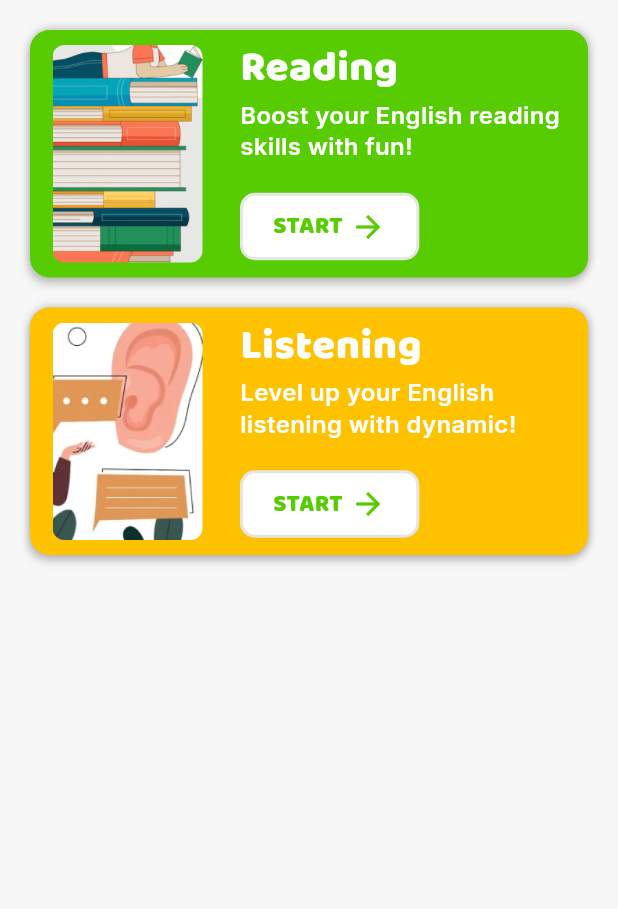
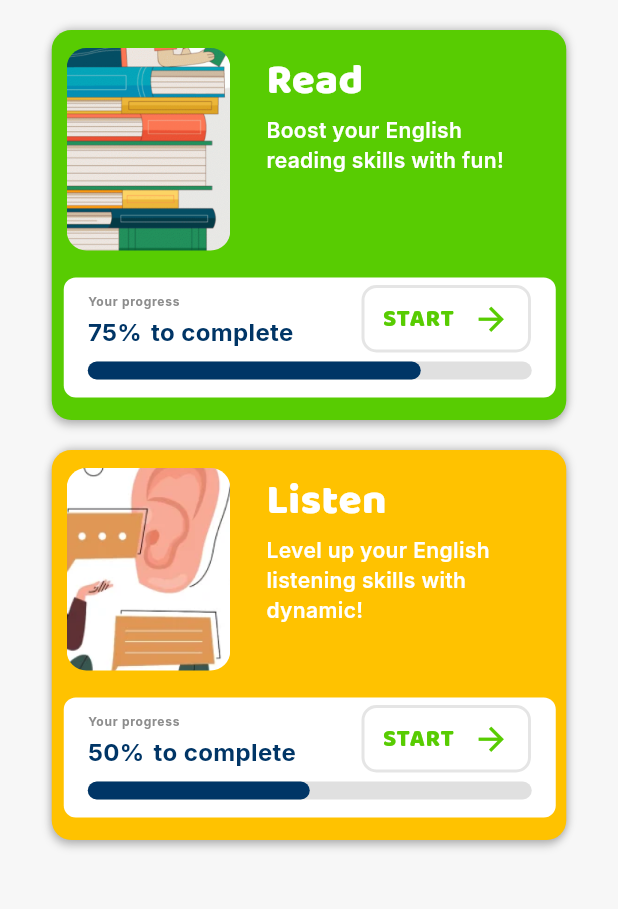
Before and after one commit to Flame25/Lexigo, a Flutter app: the HomePage screen opened by its route, on a phone screen of 412 x 824 dp, the part 180-1089 px from its top. Run offline on Flutter 3.47's test engine with Material 3 defaults, Android fonts, the phone set to English and light mode, and no system bars; our stand-ins replace animated_splash_screen, flutter_svg, google_fonts.

Commit message:
tracker on homepage

```diff
--- a/landingpg/lib/components/feature_card.dart
+++ b/landingpg/lib/components/feature_card.dart
@@ -6,6 +6,7 @@ class FeatureCard extends StatelessWidget {
   final String imagePath;
   final Color backgroundColor;
   final String navigateTo;
+  final double progress; // Progress dalam nilai 0.0 hingga 1.0
 
   const FeatureCard({
     super.key,
@@ -14,6 +15,7 @@ class FeatureCard extends StatelessWidget {
     required this.imagePath,
     required this.backgroundColor,
     required this.navigateTo,
+    required this.progress,
   });
 
   @override
@@ -23,8 +25,9 @@ class FeatureCard extends StatelessWidget {
         Navigator.pushNamed(context, navigateTo);
       },
       child: Container(
-        margin: const EdgeInsets.symmetric(horizontal: 20),
-        padding: const EdgeInsets.all(10),
+        width: 343,
+        height: 260, // Tambahkan tinggi yang cukup
+        clipBehavior: Clip.antiAlias,
         decoration: BoxDecoration(
           color: backgroundColor,
           borderRadius: BorderRadius.circular(13),
@@ -41,36 +44,46 @@ class FeatureCard extends StatelessWidget {
             ),
           ],
         ),
-        child: Row(
+        child: Stack(
           children: [
-            // Gambar di sisi kiri dengan padding dan sudut melengkung
-            Container(
-              padding: const EdgeInsets.symmetric(horizontal: 5), // Padding kiri-kanan
+            // Gambar di sisi kiri atas
+            Positioned(
+              left: 10,
+              top: 12,
               child: ClipRRect(
-                borderRadius: BorderRadius.circular(8), // Sudut melengkung
+                borderRadius: BorderRadius.circular(13),
                 child: Image.asset(
                   imagePath,
-                  width: 100,
-                  height: 145,
+                  width: 109,
+                  height: 135,
                   fit: BoxFit.cover,
                 ),
               ),
             ),
-            const SizedBox(width: 20),
 
-            // Informasi teks di sisi kanan
-            Expanded(
+            // Informasi teks di tengah kanan
+            Positioned(
+              left: 135,
+              right: 10,
+              top: 10,
+              child: Container(
+                padding: const EdgeInsets.all(8), // Tambahkan padding jika diperlukan
+                decoration: BoxDecoration(
+                  color: Colors.transparent, // Background transparan untuk melihat warna kartu
+                  borderRadius: BorderRadius.circular(13), // Samakan radius dengan kartu
+                ),
                 child: Column(
+                  mainAxisAlignment: MainAxisAlignment.start,
                   crossAxisAlignment: CrossAxisAlignment.start,
                   children: [
                     Text(
                       title,
                       style: const TextStyle(
                         color: Colors.white,
-                      fontSize: 28,
+                        fontSize: 28, // Kurangi ukuran font jika perlu
                         fontFamily: 'Baloo',
                         fontWeight: FontWeight.w400,
-                      height: 1.06,
+                        height: 1.2, // Atur line-height agar tidak terlalu besar
                       ),
                     ),
                     const SizedBox(height: 5),
@@ -78,44 +91,90 @@ class FeatureCard extends StatelessWidget {
                       description,
                       style: const TextStyle(
                         color: Colors.white,
+                        fontSize: 14, // Sesuaikan ukuran font untuk deskripsi
+                        fontFamily: 'Inter',
+                        fontWeight: FontWeight.w600,
+                        height: 1.4, // Atur line-height agar lebih proporsional
+                      ),
+                    ),
+                  ],
+                ),
+              ),
+            ),
+
+            // Progress bar container
+            Positioned(
+              left: 8,
+              top: 165,
+              child: Container(
+                width: 328,
+                height: 80, // Tinggi container disesuaikan
+                padding: const EdgeInsets.symmetric(horizontal: 16, vertical: 10),
+                decoration: BoxDecoration(
+                  color: Colors.white,
+                  borderRadius: BorderRadius.circular(8),
+                ),
+                child: Column(
+                  crossAxisAlignment: CrossAxisAlignment.start,
+                  children: [
+                    const Text(
+                      'Your progress',
+                      style: TextStyle(
+                        color: Color(0xFF8D8D8D),
+                        fontSize: 8,
+                        fontFamily: 'Inter',
+                        fontWeight: FontWeight.w700,
+                        letterSpacing: 0.50,
+                      ),
+                    ),
+                    const SizedBox(height: 4),
+                    Row(
+                      mainAxisAlignment: MainAxisAlignment.spaceBetween,
+                      children: [
+                        Row(
+                          children: [
+                            Text(
+                              '${(progress * 100).toInt()}%',
+                              style: const TextStyle(
+                                color: Color(0xFF003566),
                                 fontSize: 16,
                                 fontFamily: 'Inter',
-                      fontWeight: FontWeight.w600,
-                      height: 1.33,
+                                fontWeight: FontWeight.w700,
                               ),
                             ),
-                  const SizedBox(height: 20),
-
-                  // Tombol Start
-                  Container(
-                    height: 45,
-                    padding: const EdgeInsets.symmetric(horizontal: 20),
-                    decoration: BoxDecoration(
-                      color: Colors.white,
-                      borderRadius: BorderRadius.circular(10),
-                      border: Border.all(
-                        color: const Color(0xFFE5E5E5),
-                        width: 2,
+                            const SizedBox(width: 6),
+                            const Text(
+                              'to complete',
+                              style: TextStyle(
+                                color: Color(0xFF003566),
+                                fontSize: 16,
+                                fontFamily: 'Inter',
+                                fontWeight: FontWeight.w700,
                               ),
                             ),
-                    child: Row(
-                      mainAxisSize: MainAxisSize.min,
-                      children: const [
-                        Text(
-                          'START',
-                          style: TextStyle(
-                            color: Color(0xFF58CC02),
-                            fontSize: 16,
-                            fontFamily: 'Baloo',
-                            fontWeight: FontWeight.w400,
-                          ),
-                        ),
-                        SizedBox(width: 5),
-                        Icon(
-                          Icons.arrow_forward,
-                          color: Color(0xFF58CC02),
+                          ],
                         ),
                       ],
+                    ),
+                    const SizedBox(height: 8),
+                    // Progress bar
+                    Container(
+                      width: double.infinity,
+                      height: 12, // Tinggi progress bar
+                      decoration: BoxDecoration(
+                        color: const Color(0xFFE0E0E0), // Warna dasar abu-abu
+                        borderRadius: BorderRadius.circular(64), // Border melengkung penuh
+                      ),
+                      child: Stack(
+                        children: [
+                          // Bagian progress
+                          FractionallySizedBox(
+                            widthFactor: progress, // Proporsi progress
+                            child: Container(
+                              decoration: BoxDecoration(
+                                color: const Color(0xFF003566), // Warna biru untuk progress
+                                borderRadius: BorderRadius.circular(64), // Border melengkung penuh
+                              ),
                             ),
                           ),
                         ],
@@ -124,6 +183,52 @@ class FeatureCard extends StatelessWidget {
                   ],
                 ),
               ),
+            ),
+
+            // Tombol Start
+            Positioned(
+              left: 206.50,
+              top: 170,
+              child: Container(
+                width: 113, // Lebar tombol ditingkatkan
+                height: 45,
+                padding: const EdgeInsets.symmetric(horizontal: 12, vertical: 8),
+                clipBehavior: Clip.antiAlias,
+                decoration: ShapeDecoration(
+                  color: Colors.white,
+                  shape: RoundedRectangleBorder(
+                    side: const BorderSide(width: 2, color: Color(0xFFE5E5E5)),
+                    borderRadius: BorderRadius.circular(10),
+                  ),
+                ),
+                child: Row(
+                  mainAxisAlignment: MainAxisAlignment.spaceBetween, // Pisahkan teks dan ikon
+                  crossAxisAlignment: CrossAxisAlignment.center,
+                  children: [
+                    // Teks START
+                    Text(
+                      'START',
+                      textAlign: TextAlign.center,
+                      style: const TextStyle(
+                        color: Color(0xFF58CC02),
+                        fontSize: 16, // Sesuaikan ukuran teks
+                        fontFamily: 'Baloo',
+                        fontWeight: FontWeight.w400,
+                        letterSpacing: 0.5,
+                      ),
+                    ),
+                    const Icon(
+                      Icons.arrow_forward,
+                      color: Color(0xFF58CC02),
+                      size: 25, // Sesuaikan ukuran ikon
+                    ),
+                  ],
+                ),
+              ),
+            ),
+          ],
+        ),
+      ),
     );
   }
 }
--- a/landingpg/lib/pages/home_page.dart
+++ b/landingpg/lib/pages/home_page.dart
@@ -34,21 +34,23 @@ class HomePage extends StatelessWidget {
 
             // Reading Card
             FeatureCard(
-              title: 'Reading',
+              title: 'Read',
               description: 'Boost your English reading skills with fun!',
-              imagePath: AppAssets.readingImagePng, // Gunakan gambar PNG
+              imagePath: AppAssets.readingImagePng,
               backgroundColor: const Color(0xFF58CC02),
               navigateTo: '/readingQuiz',
+              progress: 0.75, // Contoh progress 75%
             ),
             const SizedBox(height: 20),
 
             // Listening Card
             FeatureCard(
-              title: 'Listening',
-              description: 'Level up your English listening with dynamic!',
-              imagePath: AppAssets.listeningImagePng, // Gunakan gambar PNG
+              title: 'Listen',
+              description: 'Level up your English listening skills with dynamic!',
+              imagePath: AppAssets.listeningImagePng,
               backgroundColor: const Color(0xFFFFC200),
               navigateTo: '/listeningQuiz',
+              progress: 0.5, // Contoh progress 50%
             ),
           ],
         ),
```
Lines whose indentation alone changed are shown as unchanged.
